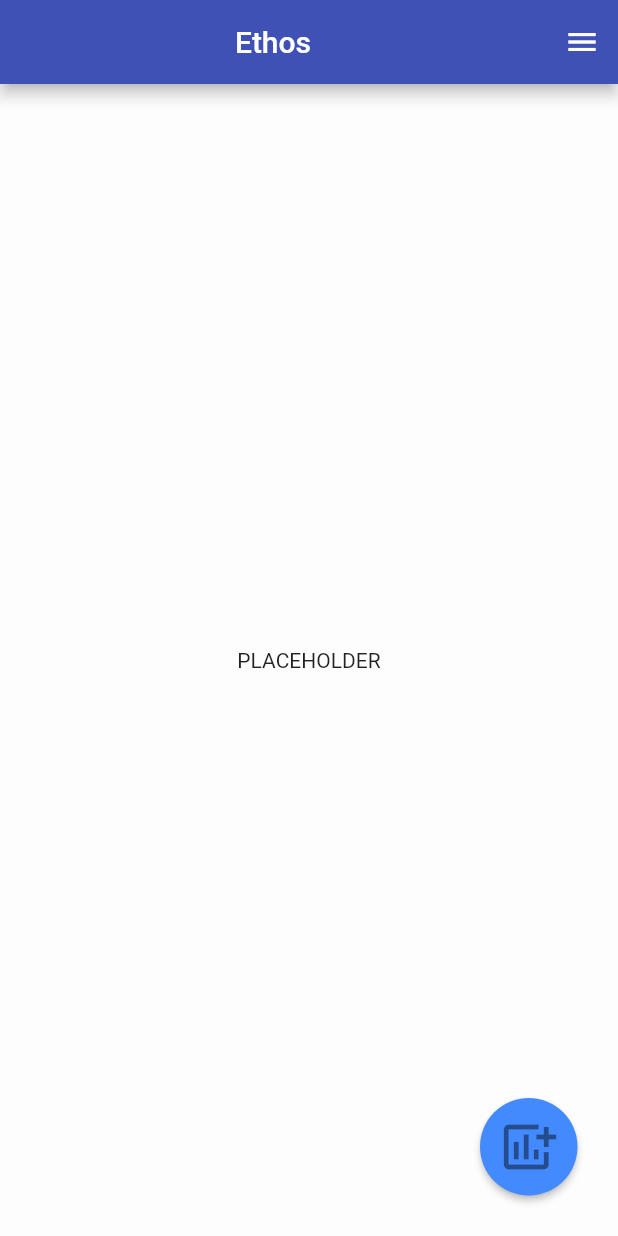
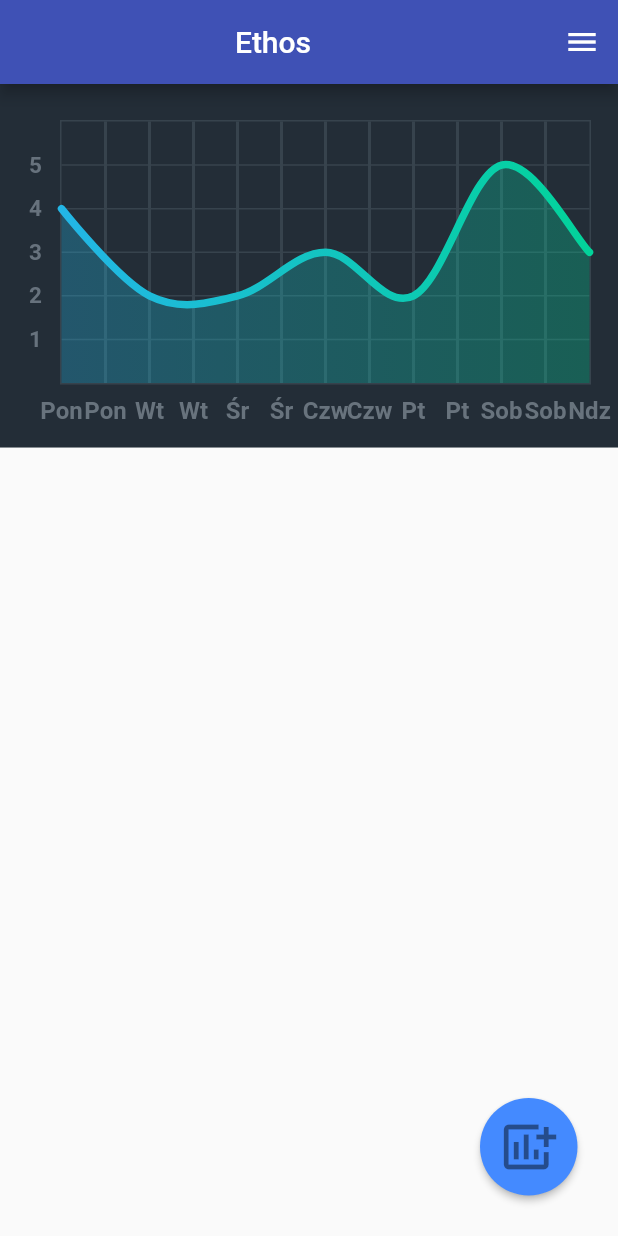
Before and after one commit to SmialyKot/ethos, a Flutter app: the screen it shows after launch, on a phone screen of 412 x 824 dp. Run offline on Flutter 3.47's test engine with Material 2 defaults, Android fonts, the phone set to English and light mode, and no system bars; drawn by our look-alikes of fl_chart; our stand-ins replace rflutter_alert, sqflite; accounts and stored records are empty.

Commit message:
placeholder chart

```diff
--- a/lib/home_page.dart
+++ b/lib/home_page.dart
@@ -1,4 +1,5 @@
 import 'package:flutter/material.dart';
+import 'mood_chart.dart';
 
 class HomePage extends StatefulWidget {
   @override
@@ -10,11 +11,10 @@ class _HomePageState extends State<HomePage> {
   Widget build(BuildContext context) {
     return Scaffold(
       body: Container(
-        color: Colors.white60,
-        child: Center(
-          child: Text('PLACEHOLDER'),
+        child: Container(
+          child: MoodChart(),
         ),
-      ),
-    );
+        ),
+      );
   }
 }
--- a/lib/menu.dart
+++ b/lib/menu.dart
@@ -22,7 +22,7 @@ class _MenuState extends State<Menu> {
       body: ListView(
       children: ListTile.divideTiles(
         context: context,
-        color: Colors.white60,
+        color: Colors.black45,
         tiles: [
           ListTile(
             title: Text("Usuń bazę danych"),
--- /dev/null
+++ b/lib/mood_chart.dart
@@ -0,0 +1,144 @@
+import 'package:fl_chart/fl_chart.dart';
+import 'package:flutter/material.dart';
+
+class MoodChart extends StatefulWidget {
+  @override
+  _MoodChartState createState() => _MoodChartState();
+}
+
+class _MoodChartState extends State<MoodChart> {
+
+  List<Color> gradientColors = [
+    const Color(0xff23b6e6),
+    const Color(0xff02d39a),
+  ];
+
+  @override
+  Widget build(BuildContext context) {
+    return Stack(
+      children: <Widget>[
+        AspectRatio(aspectRatio: 1.70,
+          child: Container(
+            decoration: const BoxDecoration(
+                borderRadius: BorderRadius.all(Radius.zero,),
+            color: Color(0xff232d37)),
+            child: Padding(
+              padding: const EdgeInsets.only(
+                  right: 18.0, left: 0.0, top: 24, bottom: 12),
+              child: LineChart(mainData()),
+            ),
+
+          ),
+        ),
+      ],
+    );
+  }
+
+
+  LineChartData mainData() {
+    return LineChartData(
+      gridData: FlGridData(
+        show: true,
+        drawVerticalLine: true,
+        getDrawingHorizontalLine: (value) {
+          return FlLine(
+            color: const Color(0xff37434d),
+            strokeWidth: 1,
+          );
+        },
+        getDrawingVerticalLine: (value) {
+          return FlLine(
+            color: const Color(0xff37434d),
+            strokeWidth: 2,
+          );
+        },
+      ),
+      titlesData: FlTitlesData(
+        show: true,
+        bottomTitles: SideTitles(
+          showTitles: true,
+          reservedSize: 22,
+          getTextStyles: (value) =>
+          const TextStyle(color: Color(0xff68737d),
+              fontWeight: FontWeight.bold,
+              fontSize: 16),
+          getTitles: (value) {
+            // TODO get dates from database
+            const days = {
+              0 : "Pon",
+              1 : "Wt",
+              2 : "Śr",
+              3 : "Czw",
+              4 : "Pt",
+              5 : "Sob",
+              6 : "Ndz"
+            };
+            return days[value.toInt()];
+          },
+          margin: 8,
+        ),
+        leftTitles: SideTitles(
+          showTitles: true,
+          getTextStyles: (value) =>
+          const TextStyle(
+            color: Color(0xff67727d),
+            fontWeight: FontWeight.bold,
+            fontSize: 15,
+          ),
+          getTitles: (value) {
+            switch (value.toInt()) {
+              case 1:
+                return '1';
+              case 2:
+                return '2';
+              case 3:
+                return '3';
+              case 4:
+                return '4';
+              case 5:
+                return '5';
+            }
+            return '';
+          },
+          reservedSize: 28,
+          margin: 12,
+        ),
+      ),
+      borderData:
+      FlBorderData(show: true,
+          border: Border.all(color: const Color(0xff37434d), width: 1)),
+      // AXIS MAX/MIN
+      minX: 0,
+      maxX: 6,
+      minY: 0,
+      maxY: 6,
+
+      lineBarsData: [
+        LineChartBarData(
+          // TODO Get data from database
+          spots: [
+            FlSpot(0, 4),
+            FlSpot(1, 2),
+            FlSpot(2, 2),
+            FlSpot(3, 3),
+            FlSpot(4, 2),
+            FlSpot(5, 5),
+            FlSpot(6, 3),
+          ],
+          isCurved: true,
+          colors: gradientColors,
+          barWidth: 5,
+          isStrokeCapRound: true,
+          dotData: FlDotData(
+            show: false,
+          ),
+          belowBarData: BarAreaData(
+            show: true,
+            colors: gradientColors.map((color) => color.withOpacity(0.3))
+                .toList(),
+          ),
+        ),
+      ],
+    );
+  }
+}
--- a/pubspec.yaml
+++ b/pubspec.yaml
@@ -31,6 +31,7 @@ dependencies:
   path_provider: ^1.6.18
   sqflite: ^1.3.0
   rflutter_alert: ^1.1.0
+  fl_chart: ^0.12.0
 
 dev_dependencies:
   flutter_test:
```
Also changed, not shown: pubspec.lock.
